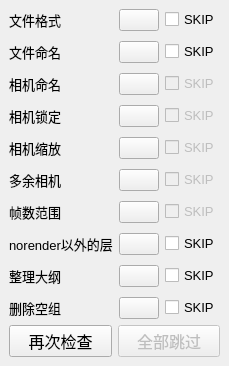
TianD/TianD_KX_TOOL, file source/animInterceptWindow_all.ui: the form before one commit.
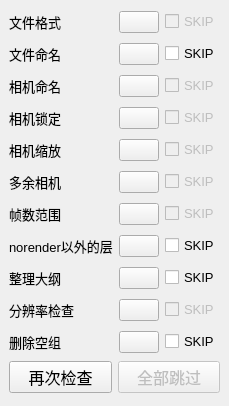
The form after the commit. Icons and pictures are not drawn.

Diff of the .ui file:
```diff
--- a/source/animInterceptWindow_all.ui
+++ b/source/animInterceptWindow_all.ui
@@ -7,7 +7,7 @@
     <x>0</x>
     <y>0</y>
     <width>223</width>
-    <height>324</height>
+    <height>406</height>
    </rect>
   </property>
   <property name="windowTitle">
@@ -19,13 +19,109 @@
   <widget class="QWidget" name="centralwidget">
    <layout class="QVBoxLayout" name="verticalLayout">
     <item>
-     <layout class="QGridLayout" name="gridLayout" columnstretch="0,0,1">
+     <layout class="QGridLayout" name="gridLayout" columnstretch="0,0,0">
       <property name="horizontalSpacing">
        <number>6</number>
       </property>
       <property name="verticalSpacing">
        <number>10</number>
       </property>
+      <item row="1" column="0">
+       <widget class="QLabel" name="label0">
+        <property name="font">
+         <font>
+          <pointsize>10</pointsize>
+         </font>
+        </property>
+        <property name="text">
+         <string>文件命名</string>
+        </property>
+       </widget>
+      </item>
+      <item row="10" column="2">
+       <widget class="QCheckBox" name="skip8">
+        <property name="font">
+         <font>
+          <pointsize>10</pointsize>
+         </font>
+        </property>
+        <property name="text">
+         <string>SKIP</string>
+        </property>
+       </widget>
+      </item>
+      <item row="10" column="1">
+       <widget class="QPushButton" name="check8Btn">
+        <property name="toolTip">
+         <string/>
+        </property>
+        <property name="text">
+         <string/>
+        </property>
+       </widget>
+      </item>
+      <item row="1" column="1">
+       <widget class="QPushButton" name="check0Btn">
+        <property name="text">
+         <string/>
+        </property>
+       </widget>
+      </item>
+      <item row="1" column="2">
+       <widget class="QCheckBox" name="skip0">
+        <property name="font">
+         <font>
+          <pointsize>10</pointsize>
+         </font>
+        </property>
+        <property name="text">
+         <string>SKIP</string>
+        </property>
+       </widget>
+      </item>
+      <item row="0" column="0">
+       <widget class="QLabel" name="label9">
+        <property name="font">
+         <font>
+          <pointsize>10</pointsize>
+         </font>
+        </property>
+        <property name="toolTip">
+         <string>文件格式不是mb</string>
+        </property>
+        <property name="text">
+         <string>文件格式</string>
+        </property>
+       </widget>
+      </item>
+      <item row="0" column="1">
+       <widget class="QPushButton" name="check9Btn">
+        <property name="toolTip">
+         <string>文件格式不是mb</string>
+        </property>
+        <property name="text">
+         <string/>
+        </property>
+       </widget>
+      </item>
+      <item row="0" column="2">
+       <widget class="QCheckBox" name="skip9">
+        <property name="enabled">
+         <bool>false</bool>
+        </property>
+        <property name="font">
+         <font>
+          <pointsize>10</pointsize>
+         </font>
+        </property>
+        <property name="text">
+         <string>SKIP</string>
+        </property>
+        <property name="checkable">
+         <bool>true</bool>
+        </property>
+       </widget>
+      </item>
       <item row="6" column="1">
        <widget class="QPushButton" name="check5Btn"/>
       </item>
@@ -68,7 +164,7 @@
         </property>
        </widget>
       </item>
-      <item row="9" column="0">
+      <item row="10" column="0">
        <widget class="QLabel" name="label8">
         <property name="font">
          <font>
@@ -260,80 +356,30 @@
       <item row="2" column="1">
        <widget class="QPushButton" name="check1Btn"/>
       </item>
+      <item row="9" column="0">
+       <widget class="QLabel" name="label10">
+        <property name="font">
+         <font>
+          <pointsize>10</pointsize>
+         </font>
+        </property>
+        <property name="text">
+         <string>分辨率检查</string>
+        </property>
+       </widget>
+      </item>
       <item row="9" column="1">
-       <widget class="QPushButton" name="check8Btn">
-        <property name="toolTip">
-         <string/>
-        </property>
+       <widget class="QPushButton" name="check10Btn">
         <property name="text">
          <string/>
         </property>
        </widget>
       </item>
       <item row="9" column="2">
-       <widget class="QCheckBox" name="skip8">
-        <property name="font">
-         <font>
-          <pointsize>10</pointsize>
-         </font>
+       <widget class="QCheckBox" name="skip10">
+        <property name="enabled">
+         <bool>false</bool>
         </property>
-        <property name="text">
-         <string>SKIP</string>
-        </property>
-       </widget>
-      </item>
-      <item row="1" column="0">
-       <widget class="QLabel" name="label0">
-        <property name="font">
-         <font>
-          <pointsize>10</pointsize>
-         </font>
-        </property>
-        <property name="text">
-         <string>文件命名</string>
-        </property>
-       </widget>
-      </item>
-      <item row="1" column="2">
-       <widget class="QCheckBox" name="skip0">
-        <property name="font">
-         <font>
-          <pointsize>10</pointsize>
-         </font>
-        </property>
-        <property name="text">
-         <string>SKIP</string>
-        </property>
-       </widget>
-      </item>
-      <item row="1" column="1">
-       <widget class="QPushButton" name="check0Btn">
-        <property name="text">
-         <string/>
-        </property>
-       </widget>
-      </item>
-      <item row="0" column="0">
-       <widget class="QLabel" name="label9">
-        <property name="font">
-         <font>
-          <pointsize>10</pointsize>
-         </font>
-        </property>
-        <property name="text">
-         <string>文件格式</string>
-        </property>
-       </widget>
-      </item>
-      <item row="0" column="1">
-       <widget class="QPushButton" name="check9Btn">
-        <property name="text">
-         <string/>
-        </property>
-       </widget>
-      </item>
-      <item row="0" column="2">
-       <widget class="QCheckBox" name="skip9">
         <property name="font">
          <font>
           <pointsize>10</pointsize>
```
Left out of the diff: 2 changed lines with no effect on the pictures.
